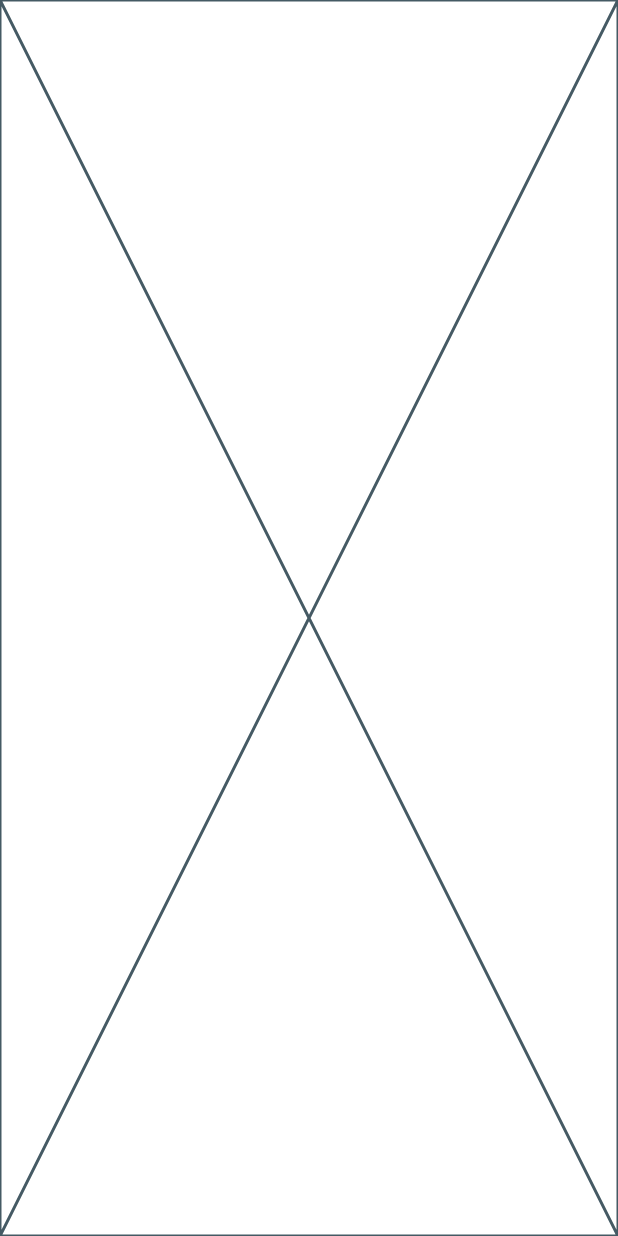
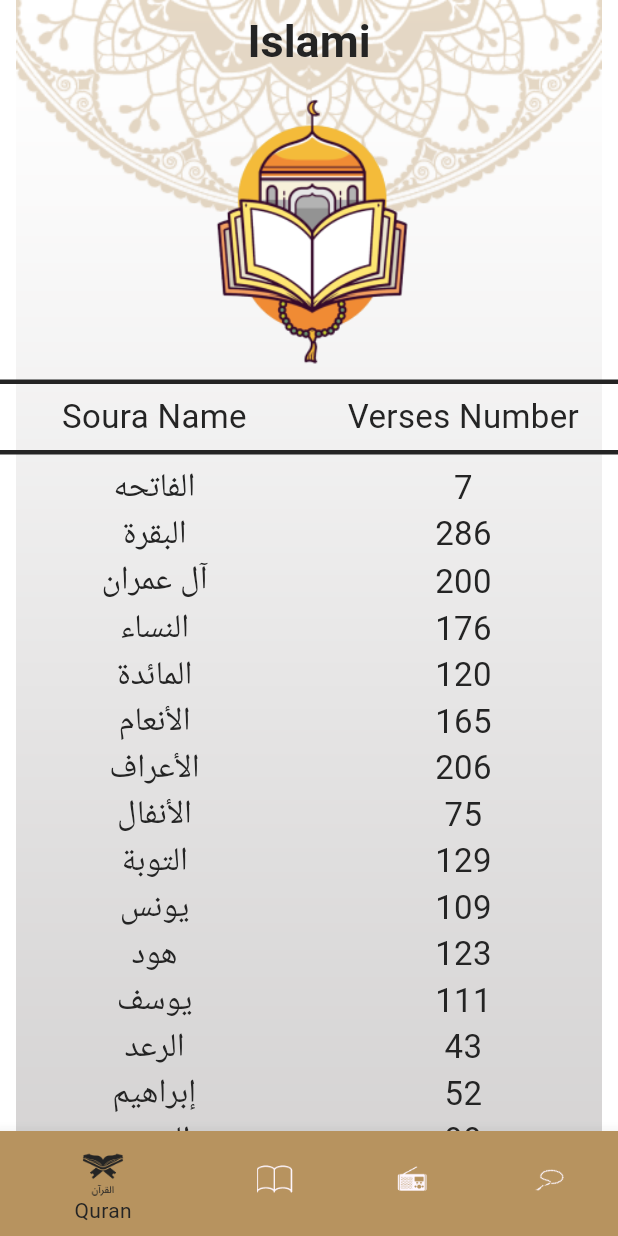
Before and after one commit to John-Ageeb/islami_app, a Flutter app: the screen it shows after launch, on a phone screen of 412 x 824 dp. Run offline on Flutter 3.47's test engine with Material 3 defaults, Android fonts, the phone set to English and light mode, and no system bars.

Commit message:
Quran LIst View Commit

```diff
--- a/lib/ui/screens/home/home.dart
+++ b/lib/ui/screens/home/home.dart
@@ -1,9 +1,73 @@
 import 'package:flutter/material.dart';
+import 'package:islami2/ui/screens/home/tabs/ahadeth/ahadeth.dart';
+import 'package:islami2/ui/screens/home/tabs/myradio/myradio.dart';
+import 'package:islami2/ui/screens/home/tabs/quran/quran.dart';
+import 'package:islami2/ui/screens/home/tabs/sebha/sebha.dart';
+import 'package:islami2/ui/utilities/app_assets.dart';
 
-class Home extends StatelessWidget {
+import '../../utilities/app_colors.dart';
+
+class Home extends StatefulWidget {
   static String routename = "home";
 
+  @override
+  State<Home> createState() => _HomeState();
+}
+
+class _HomeState extends State<Home> {
+  int selectedTabIndix = 0;
+  List<Widget> tabs = [Quran(), Ahadeth(), MyRadio(), Sebha()];
+
   Widget build(BuildContext context) {
-    return const Placeholder();
+    return Container(
+      decoration: BoxDecoration(
+          image: DecorationImage(image: AssetImage(AppAssets.background))),
+      child: Scaffold(
+        backgroundColor: AppColors.transparent,
+        appBar: buildAppBar(),
+        bottomNavigationBar: buildButtonNavigtion(),
+        body: tabs[selectedTabIndix],
+      ),
+    );
   }
+
+  Theme buildButtonNavigtion() {
+    return Theme(
+      data: ThemeData(canvasColor: AppColors.primary),
+      child: BottomNavigationBar(
+        selectedItemColor: AppColors.accent,
+        selectedIconTheme: IconThemeData(size: 36),
+        currentIndex: selectedTabIndix,
+        onTap: (index) {
+          selectedTabIndix = index;
+
+          setState(() {});
+        },
+        items: [
+          BottomNavigationBarItem(
+              icon: ImageIcon(AssetImage(AppAssets.icQuran)), label: "Quran"),
+          BottomNavigationBarItem(
+              icon: ImageIcon(AssetImage(AppAssets.icAhdath)),
+              label: "Ahadeth"),
+          BottomNavigationBarItem(
+              icon: ImageIcon(AssetImage(AppAssets.icRadio)), label: "Radio"),
+          BottomNavigationBarItem(
+              icon: ImageIcon(AssetImage(AppAssets.icSebha)), label: "Sebha")
+        ],
+      ),
+    );
+  }
+
+  AppBar buildAppBar() => AppBar(
+        title: Text(
+          "Islami",
+          style: TextStyle(
+              fontSize: 30,
+              fontWeight: FontWeight.w700,
+              color: AppColors.accent),
+        ),
+        centerTitle: true,
+        backgroundColor: AppColors.transparent,
+        elevation: 0,
+      );
 }
--- /dev/null
+++ b/lib/ui/screens/home/tabs/ahadeth/ahadeth.dart
@@ -0,0 +1,10 @@
+import 'package:flutter/material.dart';
+
+class Ahadeth extends StatelessWidget {
+  const Ahadeth({super.key});
+
+  @override
+  Widget build(BuildContext context) {
+    return const Placeholder();
+  }
+}
--- /dev/null
+++ b/lib/ui/screens/home/tabs/myradio/myradio.dart
@@ -0,0 +1,8 @@
+import 'package:flutter/material.dart';
+
+class MyRadio extends StatelessWidget {
+  @override
+  Widget build(BuildContext context) {
+    return const Placeholder();
+  }
+}
--- /dev/null
+++ b/lib/ui/screens/home/tabs/quran/quran.dart
@@ -0,0 +1,88 @@
+import 'package:flutter/material.dart';
+import 'package:islami2/ui/utilities/app_assets.dart';
+import 'package:islami2/ui/utilities/app_colors.dart';
+
+import '../../../../utilities/constant/constant.dart';
+
+class Quran extends StatelessWidget {
+  @override
+  Widget build(BuildContext context) {
+    return Column(
+      crossAxisAlignment: CrossAxisAlignment.stretch,
+      children: [
+        buildHeadrImage(),
+        buildDivider(),
+        Row(
+          children: [
+            Expanded(
+              child: Text(
+                "Soura Name",
+                textAlign: TextAlign.center,
+                style: TextStyle(
+                    fontSize: 22,
+                    fontWeight: FontWeight.w400,
+                    color: AppColors.accent),
+              ),
+            ),
+            Expanded(
+                child: Text(
+              "Verses Number",
+              textAlign: TextAlign.center,
+              style: TextStyle(
+                  fontSize: 22,
+                  fontWeight: FontWeight.w400,
+                  color: AppColors.accent),
+            )),
+          ],
+        ),
+        buildDivider(),
+        buildSourasList()
+      ],
+    );
+  }
+
+  Expanded buildSourasList() {
+    return Expanded(
+        flex: 7,
+        child: ListView.builder(
+          itemCount: Constants.suraNames.length,
+          itemBuilder: (context, index) {
+            return Row(
+              children: [
+                Expanded(
+                  child: Text(
+                    Constants.suraNames[index],
+                    textAlign: TextAlign.center,
+                    style: TextStyle(
+                        fontSize: 22,
+                        fontWeight: FontWeight.w400,
+                        color: AppColors.accent),
+                  ),
+                ),
+                Expanded(
+                    child: Text(
+                  Constants.versesNumber[index].toString(),
+                  textAlign: TextAlign.center,
+                  style: TextStyle(
+                      fontSize: 22,
+                      fontWeight: FontWeight.w400,
+                      color: AppColors.accent),
+                )),
+              ],
+            );
+          },
+        ));
+  }
+
+  Divider buildDivider() => Divider(
+        color: AppColors.accent,
+        thickness: 3,
+      );
+
+  Expanded buildHeadrImage() {
+    return Expanded(
+      flex: 3,
+      child: Image.asset(AppAssets.quranTabLogo),
+    );
+  }
+}
--- /dev/null
+++ b/lib/ui/screens/home/tabs/sebha/sebha.dart
@@ -0,0 +1,10 @@
+import 'package:flutter/material.dart';
+
+class Sebha extends StatelessWidget {
+  const Sebha({super.key});
+
+  @override
+  Widget build(BuildContext context) {
+    return const Placeholder();
+  }
+}
--- a/lib/ui/utilities/app_assets.dart
+++ b/lib/ui/utilities/app_assets.dart
@@ -1,7 +1,5 @@
-import 'dart:ffi';
-import "dart:ui";
 
-import 'package:flutter/material.dart';
+
 
 abstract class AppAssets {
   static String defaultPath = "assets/images/";
--- a/lib/ui/utilities/app_colors.dart
+++ b/lib/ui/utilities/app_colors.dart
@@ -1,6 +1,3 @@
-import 'dart:ffi';
-import "dart:ui";
-
 import 'package:flutter/material.dart';
 
 abstract class AppColors {
--- a/lib/ui/utilities/app_style.dart
+++ b/lib/ui/utilities/app_style.dart
@@ -1,4 +1,5 @@
 import "dart:ui";
+
 import "app_colors.dart";
 
 abstract class AppStyle {
--- /dev/null
+++ b/lib/ui/utilities/constant/constant.dart
@@ -0,0 +1,234 @@
+abstract class Constants {
+  static const List<String> suraNames = [
+    "الفاتحه",
+    "البقرة",
+    "آل عمران",
+    "النساء",
+    "المائدة",
+    "الأنعام",
+    "الأعراف",
+    "الأنفال",
+    "التوبة",
+    "يونس",
+    "هود",
+    "يوسف",
+    "الرعد",
+    "إبراهيم",
+    "الحجر",
+    "النحل",
+    "الإسراء",
+    "الكهف",
+    "مريم",
+    "طه",
+    "الأنبياء",
+    "الحج",
+    "المؤمنون",
+    "النّور",
+    "الفرقان",
+    "الشعراء",
+    "النّمل",
+    "القصص",
+    "العنكبوت",
+    "الرّوم",
+    "لقمان",
+    "السجدة",
+    "الأحزاب",
+    "سبأ",
+    "فاطر",
+    "يس",
+    "الصافات",
+    "ص",
+    "الزمر",
+    "غافر",
+    "فصّلت",
+    "الشورى",
+    "الزخرف",
+    "الدّخان",
+    "الجاثية",
+    "الأحقاف",
+    "محمد",
+    "الفتح",
+    "الحجرات",
+    "ق",
+    "الذاريات",
+    "الطور",
+    "النجم",
+    "القمر",
+    "الرحمن",
+    "الواقعة",
+    "الحديد",
+    "المجادلة",
+    "الحشر",
+    "الممتحنة",
+    "الصف",
+    "الجمعة",
+    "المنافقون",
+    "التغابن",
+    "الطلاق",
+    "التحريم",
+    "الملك",
+    "القلم",
+    "الحاقة",
+    "المعارج",
+    "نوح",
+    "الجن",
+    "المزّمّل",
+    "المدّثر",
+    "القيامة",
+    "الإنسان",
+    "المرسلات",
+    "النبأ",
+    "النازعات",
+    "عبس",
+    "التكوير",
+    "الإنفطار",
+    "المطفّفين",
+    "الإنشقاق",
+    "البروج",
+    "الطارق",
+    "الأعلى",
+    "الغاشية",
+    "الفجر",
+    "البلد",
+    "الشمس",
+    "الليل",
+    "الضحى",
+    "الشرح",
+    "التين",
+    "العلق",
+    "القدر",
+    "البينة",
+    "الزلزلة",
+    "العاديات",
+    "القارعة",
+    "التكاثر",
+    "العصر",
+    "الهمزة",
+    "الفيل",
+    "قريش",
+    "الماعون",
+    "الكوثر",
+    "الكافرون",
+    "النصر",
+    "المسد",
+    "الإخلاص",
+    "الفلق",
+    "الناس"
+  ];
+  static const List<int> versesNumber = [
+    7,
+    286,
+    200,
+    176,
+    120,
+    165,
+    206,
+    75,
+    129,
+    109,
+    123,
+    111,
+    43,
+    52,
+    99,
+    128,
+    111,
+    110,
+    98,
+    135,
+    112,
+    78,
+    118,
+    64,
+    77,
+    227,
+    93,
+    88,
+    69,
+    60,
+    34,
+    30,
+    73,
+    54,
+    45,
+    83,
+    182,
+    88,
+    75,
+    85,
+    54,
+    53,
+    89,
+    59,
+    37,
+    35,
+    38,
+    29,
+    18,
+    45,
+    60,
+    49,
+    62,
+    55,
+    78,
+    96,
+    29,
+    22,
+    24,
+    13,
+    14,
+    11,
+    11,
+    18,
+    12,
+    12,
+    30,
+    52,
+    52,
+    44,
+    28,
+    28,
+    20,
+    56,
+    40,
+    31,
+    50,
+    40,
+    46,
+    42,
+    29,
+    19,
+    36,
+    25,
+    22,
+    17,
+    19,
+    26,
+    30,
+    20,
+    15,
+    21,
+    11,
+    8,
+    5,
+    19,
+    5,
+    8,
+    8,
+    11,
+    11,
+    8,
+    3,
+    9,
+    5,
+    4,
+    6,
+    3,
+    6,
+    3,
+    5,
+    4,
+    5,
+    6
+  ];
+}
```
